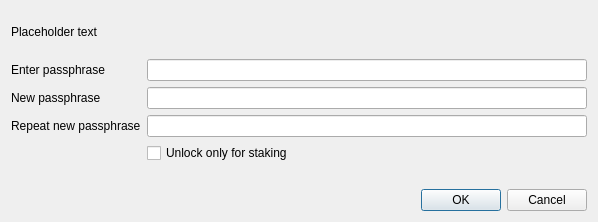
Qt form src/qt/forms/askpassphrasedialog.ui (Ankh-Trust/electrum-core) before a commit.
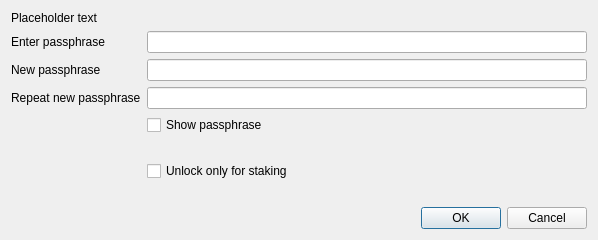
The same form after that commit.

What changed in the file:
```diff
--- a/src/qt/forms/askpassphrasedialog.ui
+++ b/src/qt/forms/askpassphrasedialog.ui
@@ -25,9 +25,6 @@
   <property name="windowTitle">
    <string>Passphrase Dialog</string>
   </property>
-  <property name="styleSheet">
-   <string notr="true"/>
-  </property>
   <layout class="QVBoxLayout" name="verticalLayout">
    <property name="sizeConstraint">
     <enum>QLayout::SetMinimumSize</enum>
@@ -53,49 +50,56 @@
      <property name="fieldGrowthPolicy">
       <enum>QFormLayout::AllNonFixedFieldsGrow</enum>
      </property>
-     <item row="1" column="0">
+     <item row="0" column="0">
       <widget class="QLabel" name="passLabel1">
        <property name="text">
         <string>Enter passphrase</string>
        </property>
       </widget>
      </item>
-     <item row="1" column="1">
+     <item row="0" column="1">
       <widget class="QLineEdit" name="passEdit1">
        <property name="echoMode">
         <enum>QLineEdit::Password</enum>
        </property>
       </widget>
      </item>
-     <item row="2" column="0">
+     <item row="1" column="0">
       <widget class="QLabel" name="passLabel2">
        <property name="text">
         <string>New passphrase</string>
        </property>
       </widget>
      </item>
-     <item row="2" column="1">
+     <item row="1" column="1">
       <widget class="QLineEdit" name="passEdit2">
        <property name="echoMode">
         <enum>QLineEdit::Password</enum>
        </property>
       </widget>
      </item>
-     <item row="3" column="0">
+     <item row="2" column="0">
       <widget class="QLabel" name="passLabel3">
        <property name="text">
         <string>Repeat new passphrase</string>
        </property>
       </widget>
      </item>
-     <item row="3" column="1">
+     <item row="2" column="1">
       <widget class="QLineEdit" name="passEdit3">
        <property name="echoMode">
         <enum>QLineEdit::Password</enum>
        </property>
       </widget>
      </item>
-     <item row="5" column="1">
+     <item row="3" column="1">
+      <widget class="QCheckBox" name="toggleShowPasswordButton">
+       <property name="text">
+        <string>Show passphrase</string>
+       </property>
+      </widget>
+     </item>
+     <item row="4" column="1">
       <widget class="QLabel" name="capsLabel">
        <property name="font">
         <font>
@@ -111,7 +115,7 @@
        </property>
       </widget>
      </item>
-     <item row="4" column="1">
+     <item row="5" column="1">
       <widget class="QCheckBox" name="stakingCheckBox">
        <property name="text">
         <string>Unlock only for staking</string>
@@ -124,10 +128,14 @@
     </layout>
    </item>
    <item>
-    <widget class="QDialogButtonBox" name="buttonBox">
-     <property name="styleSheet">
-      <string notr="true"/>
+    <widget class="QLabel" name="statuslabel">
+     <property name="text">
+       <string/>
      </property>
+    </widget>
+   </item>
+   <item>
+    <widget class="QDialogButtonBox" name="buttonBox">     
      <property name="orientation">
       <enum>Qt::Horizontal</enum>
      </property>
```
